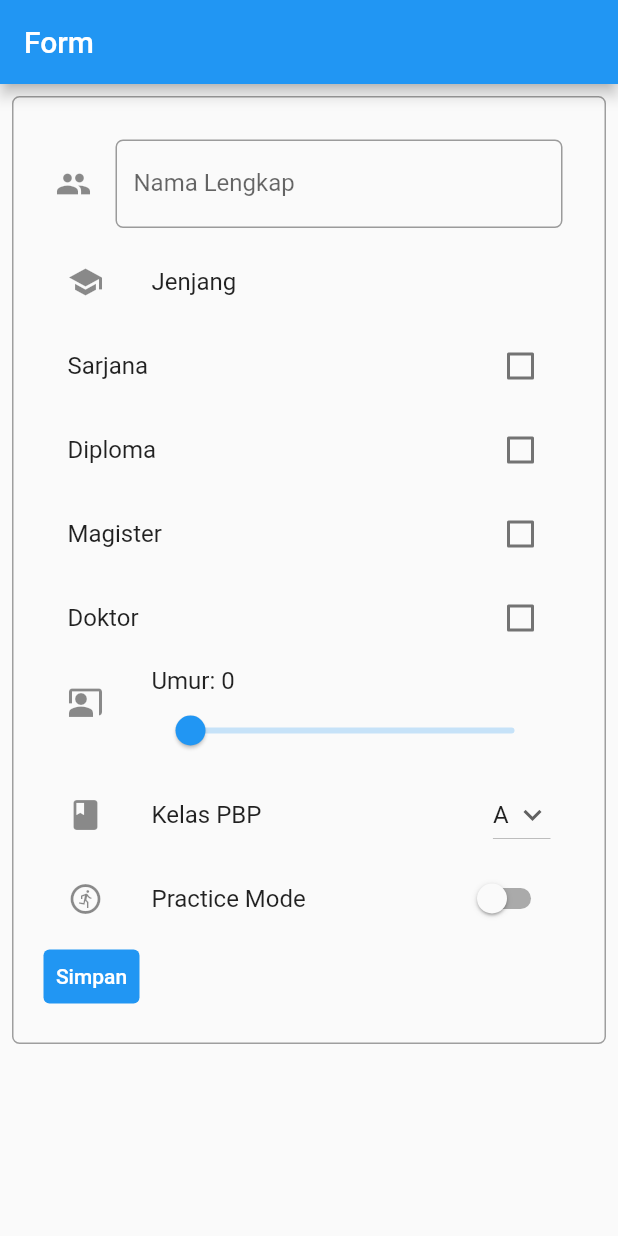
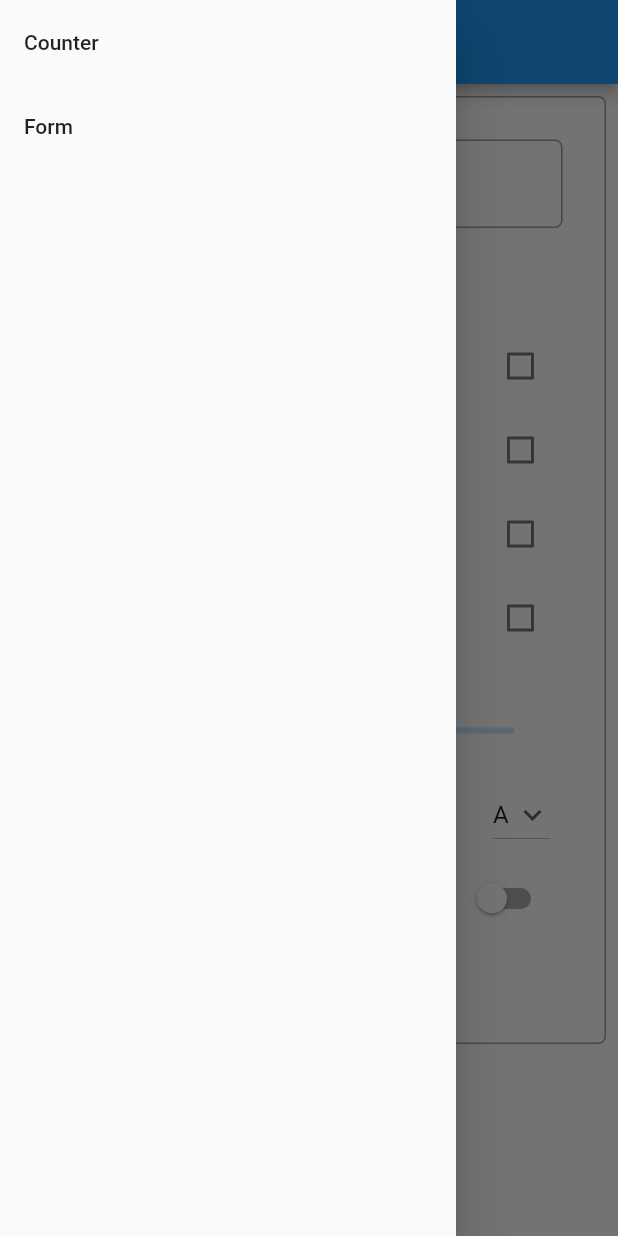
Before and after one commit to joshuanadeak/pbp-flutter-tutorial, a Flutter app: the MyFormPage screen opened directly, with the side drawer open (before the commit the screen has no drawer), on a phone screen of 412 x 824 dp. Run offline on Flutter 3.47's test engine with Material 2 defaults, Android fonts, the phone set to English and light mode, and no system bars.

Commit message:
Fix Tutorial 7

```diff
--- a/lib/form.dart
+++ b/lib/form.dart
@@ -1,4 +1,5 @@
 import 'package:flutter/material.dart';
+import 'package:pbpflutterone/main.dart';
 
 class MyFormPage extends StatefulWidget {
   const MyFormPage({super.key});
@@ -38,6 +39,33 @@ class _MyFormPageState extends State<MyFormPage> {
     return Scaffold(
         appBar: AppBar(
           title: const Text('Form'),
+        ),
+        drawer: Drawer(
+          child: Column(
+            children: [
+              // Menambahkan clickable menu
+              ListTile(
+                title: const Text('Counter'),
+                onTap: () {
+                  // Route menu ke halaman utama
+                  Navigator.pushReplacement(
+                    context,
+                    MaterialPageRoute(builder: (context) => const MyHomePage()),
+                  );
+                },
+              ),
+              ListTile(
+                title: const Text('Form'),
+                onTap: () {
+                  // Route menu ke halaman form
+                  Navigator.pushReplacement(
+                    context,
+                    MaterialPageRoute(builder: (context) => const MyFormPage()),
+                  );
+                },
+              ),
+            ],
+          ),
         ),
         body: Form(
           key: _formKey,
@@ -208,8 +236,8 @@ class _MyFormPageState extends State<MyFormPage> {
                               ),
                               elevation: 15,
                               child: ListView(
-                                padding: const EdgeInsets.only(
-                                    top: 20, bottom: 20),
+                                padding:
+                                    const EdgeInsets.only(top: 20, bottom: 20),
                                 shrinkWrap: true,
                                 children: <Widget>[
                                   const Center(child: Text('Informasi Data')),
@@ -218,7 +246,8 @@ class _MyFormPageState extends State<MyFormPage> {
                                   Text("Jenjang: ${getJenjang()}"),
                                   Text("Umur: $umurInt tahun"),
                                   Text("Kelas: $kelasPBP"),
-                                  Text("Practice Mode: ${_nilaiSwitch ? "enabled" : "disabled"}"),
+                                  Text(
+                                      "Practice Mode: ${_nilaiSwitch ? "enabled" : "disabled"}"),
                                   TextButton(
                                     onPressed: () {
                                       Navigator.pop(context);
```
